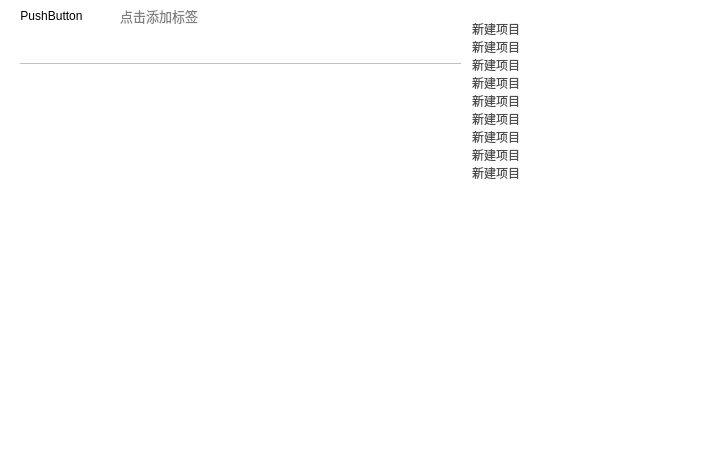
The window that src/views/markdowneditorwidget.ui (Gitnoter/Gitnoter) describes before a commit, drawn with Qt 5.
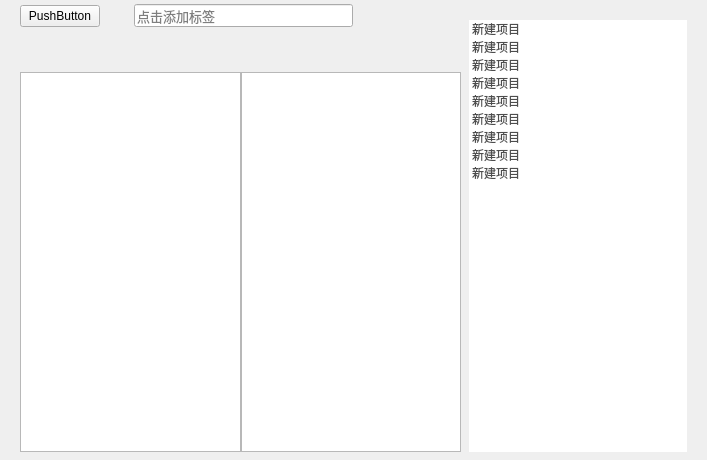
The same window after the commit. Icons and pictures are not drawn. Custom widgets are drawn as their Qt base class.

```diff
--- a/src/views/markdowneditorwidget.ui
+++ b/src/views/markdowneditorwidget.ui
@@ -23,7 +23,14 @@
    <string>Form</string>
   </property>
   <property name="styleSheet">
-   <string notr="true">
+   <string notr="true">QWidget#QPlainTextEditSearchWidget {
+    background-color: #ffffff;
+}
+
+QWidget#QPlainTextEditSearchWidget &gt; #widget_background {
+    border-top: 0.5px solid rgb(191, 191, 191);
+}
+
 QWidget#MarkdownEditorWidget {
   
 }
```
